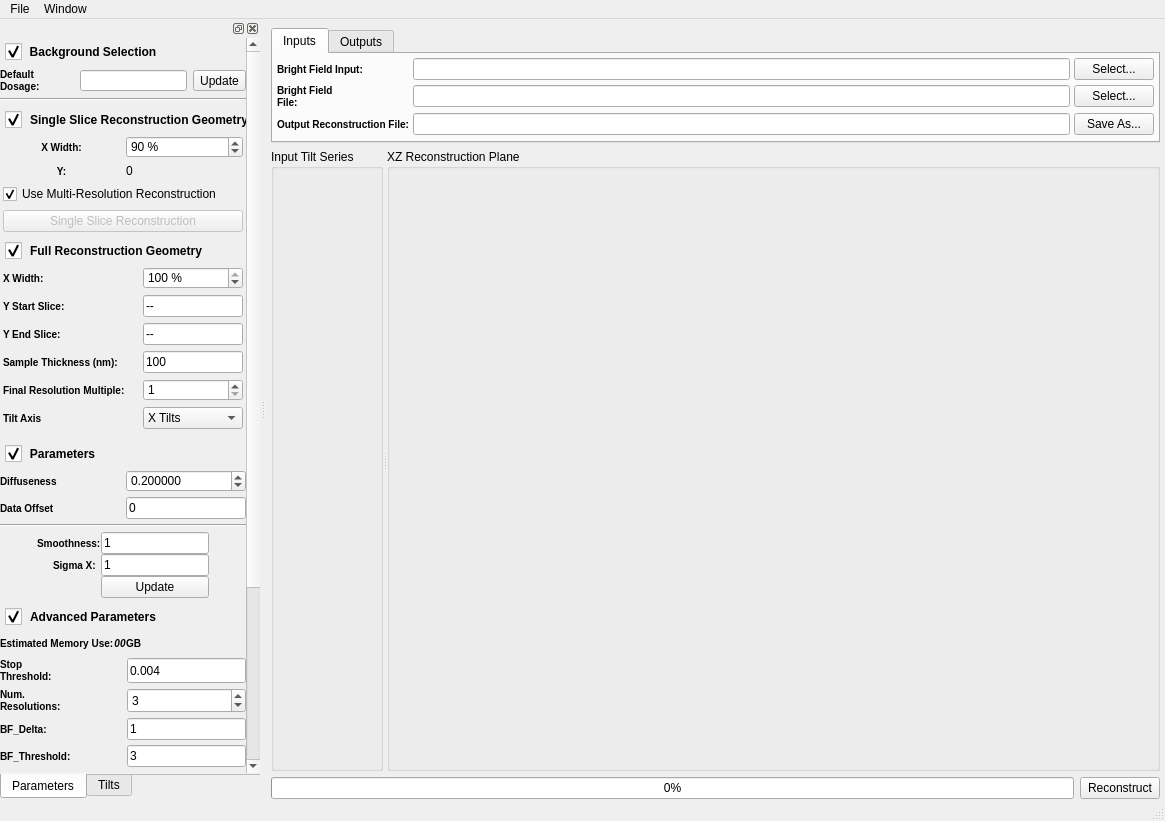
Old version of the form Code/Applications/TEMBIR/UI_Files/TEMBIRGui.ui in the repository OpenMBIR/OpenMBIR-TEM.
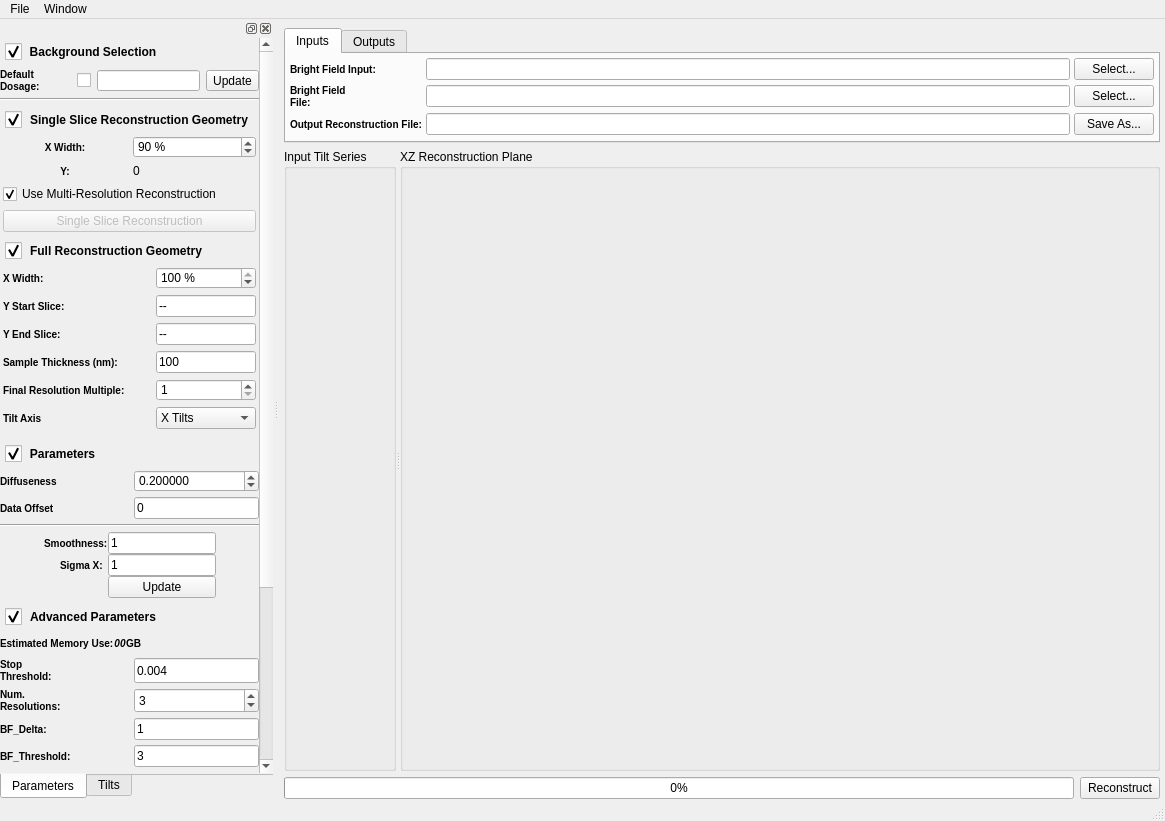
New version of the form. Icons and pictures are not drawn. Custom widgets are drawn as their Qt base class.

Commit message: Added default dosage checkbox back into the GUI.

```diff
--- a/Code/Applications/TEMBIR/UI_Files/TEMBIRGui.ui
+++ b/Code/Applications/TEMBIR/UI_Files/TEMBIRGui.ui
@@ -537,9 +537,9 @@
             <property name="geometry">
              <rect>
               <x>0</x>
-              <y>-12</y>
-              <width>278</width>
-              <height>961</height>
+              <y>0</y>
+              <width>266</width>
+              <height>967</height>
              </rect>
             </property>
             <layout class="QVBoxLayout" name="verticalLayout_6">
@@ -641,6 +641,31 @@
                     </property>
                    </widget>
                   </item>
+                  <item>
+                   <widget class="QCheckBox" name="useDefaultDosage">
+                    <property name="sizePolicy">
+                     <sizepolicy hsizetype="Preferred" vsizetype="Preferred">
+                      <horstretch>0</horstretch>
+                      <verstretch>0</verstretch>
+                     </sizepolicy>
+                    </property>
+                    <property name="minimumSize">
+                     <size>
+                      <width>0</width>
+                      <height>25</height>
+                     </size>
+                    </property>
+                    <property name="styleSheet">
+                     <string notr="true">QCheckbox {
+font-weight: bold;
+font-size: 10px;
+}</string>
+                    </property>
+                    <property name="text">
+                     <string/>
+                    </property>
+                   </widget>
+                  </item>
                   <item>
                    <widget class="QLineEdit" name="defaultOffset">
                     <property name="sizePolicy">
```
